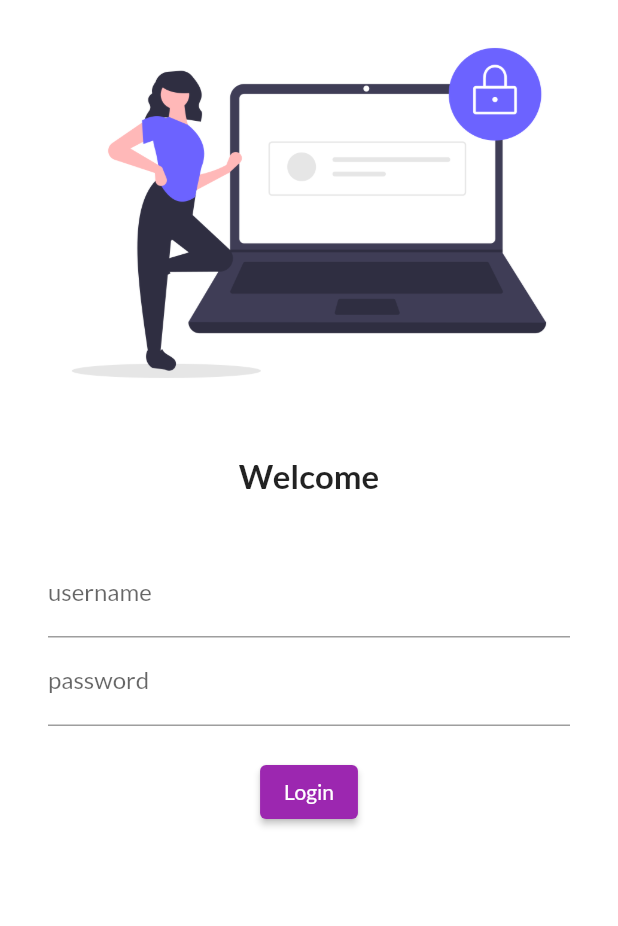
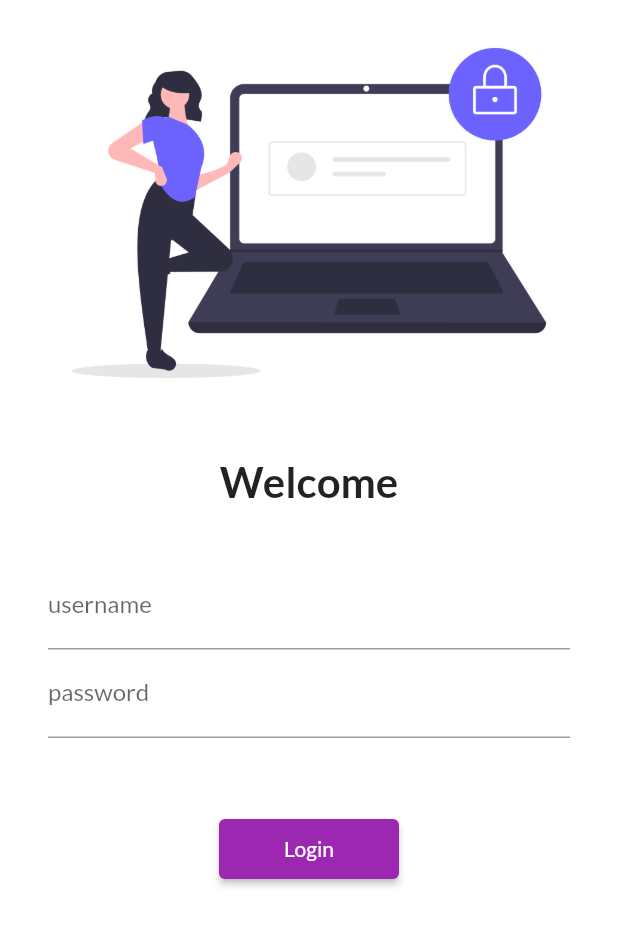
Before and after one commit to myselfdeepdas/FlutterCourse-Repo, a Flutter app: the screen it shows after launch, on a phone screen of 412 x 824 dp. Shown: the top 926 px of the screen. Run offline on Flutter 3.47's test engine with Material 2 defaults, Android fonts, the phone set to English and light mode, and no system bars; our stand-ins replace google_fonts.

Commit message:
Day 5 completed

```diff
--- a/lib/main.dart
+++ b/lib/main.dart
@@ -1,7 +1,9 @@
 import 'package:flutter/material.dart';
 import 'package:flutter_catalog/pages/home_page.dart';
 import 'package:flutter_catalog/pages/login_page.dart';
+import 'package:flutter_catalog/utils/routes.dart';
 import 'package:google_fonts/google_fonts.dart';
+
 
 
 void main() {
@@ -19,13 +21,14 @@ class MyApp extends StatelessWidget {
       theme: ThemeData(
         primarySwatch: Colors.purple,
         fontFamily: GoogleFonts.lato().fontFamily,
+        // fontFamily: GoogleFonts.lato().fontFamily,
         // primaryTextTheme: GoogleFonts.latoTextTheme()
       ),
       initialRoute: "/",
       routes: {
         "/": (context) => LoginPage(),
-        "/home": (context) => HomePage(),
-        "/login": (context) => LoginPage()
+        MyRoutes.homeRoute: (context) => HomePage(),
+        MyRoutes.loginRoute: (context) => LoginPage()
       },
     );
   }
--- a/lib/pages/login_page.dart
+++ b/lib/pages/login_page.dart
@@ -1,4 +1,5 @@
 import 'package:flutter/material.dart';
+import 'package:flutter_catalog/utils/routes.dart';
 
 class LoginPage extends StatelessWidget {
   // const LoginPage({ Key? key }) : super(key: key);
@@ -7,24 +8,23 @@ class LoginPage extends StatelessWidget {
   Widget build(BuildContext context) {
     return Material(
         color: Colors.white,
+        child: SingleChildScrollView(
           child: Column(
             children: [
-          Image.asset("assets/images/login_image.png",
-          fit: BoxFit.cover
-          ),
+              Image.asset("assets/images/login_image.png", fit: BoxFit.cover),
               SizedBox(
                 height: 20.0,
               ),
-          Text("Welcome", style: TextStyle(
-            fontSize: 22,
-            fontWeight: FontWeight.bold
-          ),
+              Text(
+                "Welcome",
+                style: TextStyle(fontSize: 28, fontWeight: FontWeight.bold),
               ),
               SizedBox(
                 height: 20.0,
               ),
               Padding(
-            padding: const EdgeInsets.symmetric(vertical: 16.0, horizontal: 32.0),
+                padding: const EdgeInsets.symmetric(
+                    vertical: 16.0, horizontal: 32.0),
                 child: Column(
                   children: [
                     TextFormField(
@@ -41,20 +41,20 @@ class LoginPage extends StatelessWidget {
                       ),
                     ),
                     SizedBox(
-            height: 20.0,
+                      height: 50.0,
                     ),
                     ElevatedButton(
                       child: Text("Login"),
-              style: TextButton.styleFrom(),
+                      style: TextButton.styleFrom(minimumSize: Size(120, 40)),
                       onPressed: () {
-
+                        Navigator.pushNamed(context, MyRoutes.homeRoute);
                       },
                     )
                   ],
                 ),
               )
             ],
-      )
-    );
+          ),
+        ));
   }
 }
--- /dev/null
+++ b/lib/utils/routes.dart
@@ -0,0 +1,4 @@
+class MyRoutes {
+  static String loginRoute = "/login";
+  static String homeRoute = "/home";
+}
--- a/pubspec.yaml
+++ b/pubspec.yaml
@@ -29,7 +29,6 @@ environment:
 dependencies:
   flutter:
     sdk: flutter
-
   google_fonts: ^2.2.0
 
 
```
Lines whose indentation alone changed are shown as unchanged.
